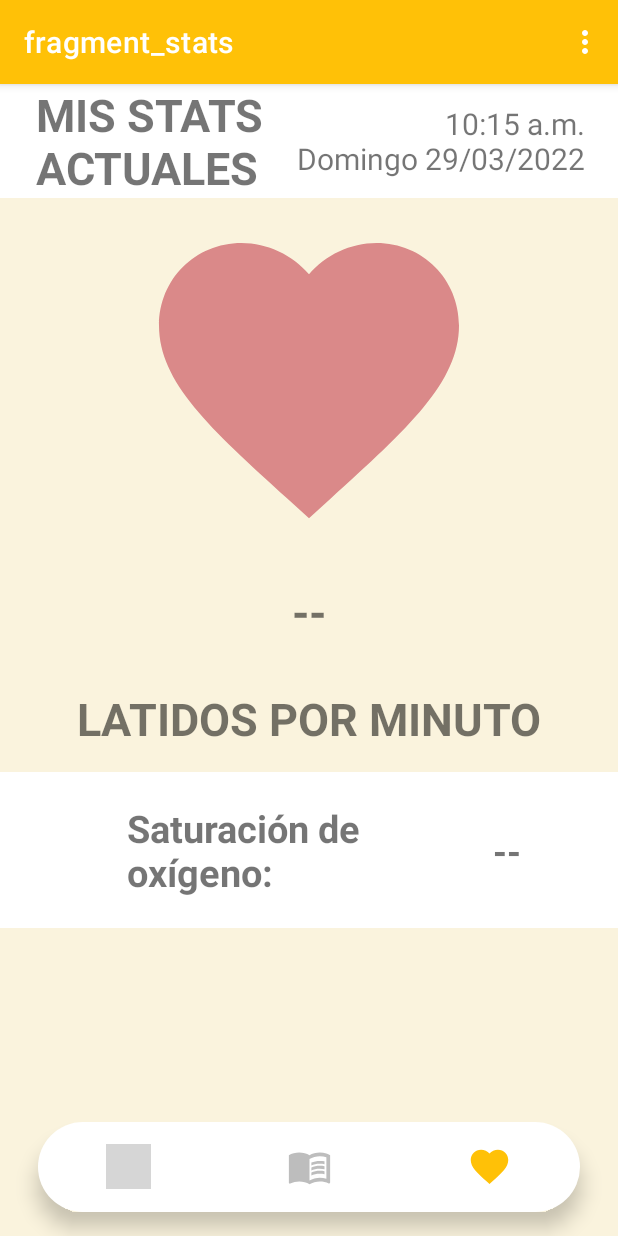
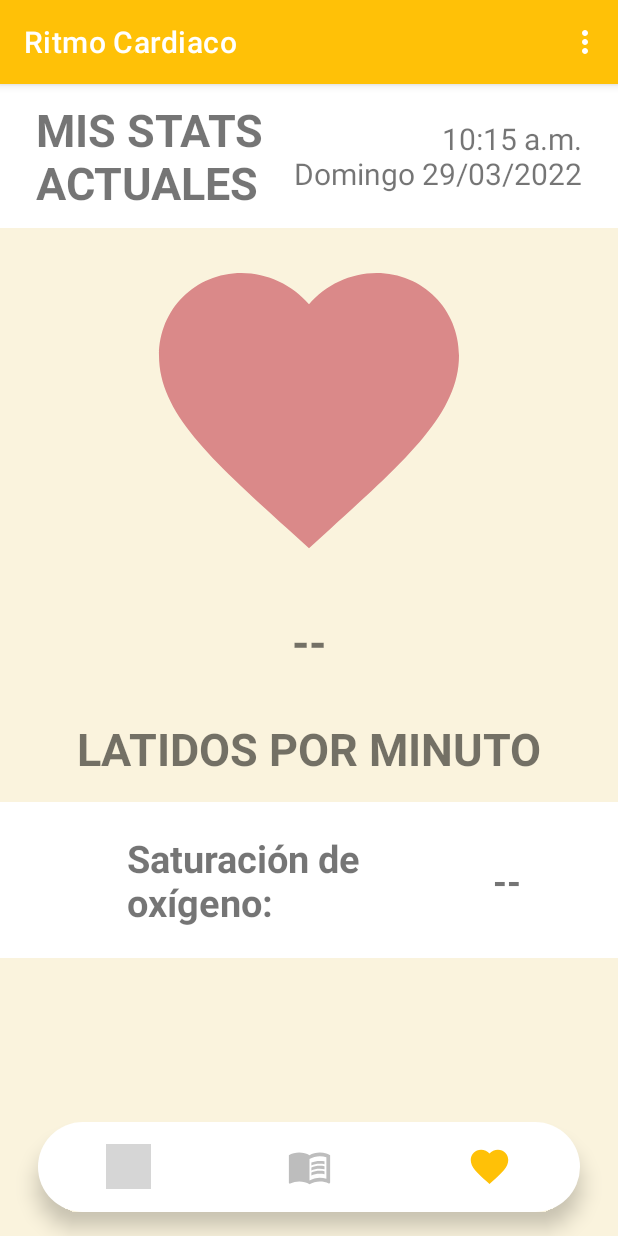
Before and after one commit to proyectowecare/TP2-WECARE, an Android app: the StatsFragment screen opened through its navigation route, on a phone screen of 412 x 824 dp. Run offline under Robolectric (Android 15) with nearby library versions, the phone set to English and light mode, and no system bars; our stand-ins replace navigation-ui; 2 statements that could not run were skipped; grey boxes are pictures that could not be loaded.

Commit message:
Mejoras en la interfaz

```diff
--- a/app/src/main/java/com/example/wecareapp/MainActivity.kt
+++ b/app/src/main/java/com/example/wecareapp/MainActivity.kt
@@ -32,20 +32,9 @@ class MainActivity : AppCompatActivity() {
         initViewModel()
         val registro=findViewById<Button>(R.id.bt_signup)
         val login=findViewById<Button>(R.id.bt_login)
-        //val login2=findViewById<Button>(R.id.bt_login)
-        //val login3=findViewById<Button>(R.id.bt_login)
         val sharedPref = this?.getSharedPreferences(
             getString(R.string.preference_file_key), Context.MODE_PRIVATE)
         login.setOnClickListener(){
-            /*PERMITIENDO ACCESO DIRECTO TEMPORAL*/
-            /*val intent=Intent(this,SelectorActivity::class.java)
-            startActivity(intent)*/
-            /*if(createLogUser(this)){
-                val intent = Intent(this, SelectRolActivity::class.java).apply {
-                    //putExtra("Username",user.name)
-                }
-                startActivity(intent)
-            }*/
            createLogUser()
         }
 
--- a/app/src/main/java/com/example/wecareapp/SelectRolActivity.kt
+++ b/app/src/main/java/com/example/wecareapp/SelectRolActivity.kt
@@ -14,6 +14,7 @@ class SelectRolActivity : AppCompatActivity(), AdapterView.OnItemClickListener {
 
 
     override fun onCreate(savedInstanceState: Bundle?) {
+
         super.onCreate(savedInstanceState)
         setContentView(R.layout.activity_select_rol)
 
--- a/app/src/main/java/com/example/wecareapp/SelectorActivity.kt
+++ b/app/src/main/java/com/example/wecareapp/SelectorActivity.kt
@@ -5,6 +5,7 @@ import androidx.appcompat.app.AppCompatActivity
 import android.os.Bundle
 import android.view.Menu
 import android.view.MenuItem
+import android.view.View
 import android.widget.AutoCompleteTextView
 import android.widget.ImageButton
 import android.widget.TextView
@@ -36,6 +37,7 @@ class SelectorActivity : AppCompatActivity() {
         val navController = navHostFragment.navController
 
         setupActionBarWithNavController(navController,appBarConfiguration)
+        actionBar?.title="Hogar"
         // Sincronizacion del navController con nuesto bottom navigation
         bottomNavigationView.setupWithNavController(navController)
 
@@ -47,6 +49,7 @@ class SelectorActivity : AppCompatActivity() {
         val bundle = intent.extras
         val nomPat = bundle?.getString("namePatient")
         val textView: TextView = findViewById<TextView>(R.id.textView6)
+
         textView.text = "Buenos días\n${nomPat}"
         return super.onCreateOptionsMenu(menu)
     }
@@ -96,5 +99,12 @@ class SelectorActivity : AppCompatActivity() {
         return super.onOptionsItemSelected(item)
     }
 
-
+    // TODO: ASIGNAR LOS IMAGEBUTTON
+    fun goToMisEmociones(view:View)
+    {
+        val intent = Intent(this,  R.id.feelingFragment2::class.java).apply {
+            //putExtra("Username",user.name)
+        }
+        startActivity(intent)
+    }
 }
--- a/app/src/main/res/layout/fragment_home.xml
+++ b/app/src/main/res/layout/fragment_home.xml
@@ -148,6 +148,7 @@
                         android:id="@+id/textView16"
                         android:layout_width="wrap_content"
                         android:layout_height="wrap_content"
+                        android:layout_marginStart="5dp"
                         android:text="ME SIENTO "
                         android:textSize="30dp"
                         android:textStyle="bold"
@@ -160,6 +161,7 @@
                         android:id="@+id/ib_addevent"
                         android:layout_width="wrap_content"
                         android:layout_height="wrap_content"
+                        android:layout_marginEnd="10dp"
                         android:background="#00000000"
                         android:foregroundGravity="right"
                         app:layout_constraintEnd_toEndOf="parent"
@@ -172,6 +174,8 @@
                         android:id="@+id/textView17"
                         android:layout_width="wrap_content"
                         android:layout_height="wrap_content"
+                        android:layout_marginStart="10dp"
+                        android:layout_marginEnd="10dp"
                         android:text="BIEN"
                         android:textColor="#03A9F4"
                         android:textSize="30dp"
@@ -238,6 +242,7 @@
                                     android:layout_height="wrap_content"
                                     android:layout_gravity="center"
                                     android:background="#00000000"
+                                    android:contentDescription="@string/mis_emociones"
                                     android:foregroundGravity="center"
                                     android:gravity="center_horizontal"
                                     android:scaleType="center"
@@ -285,6 +290,7 @@
                                     android:layout_height="wrap_content"
                                     android:layout_gravity="center"
                                     android:background="#00000000"
+                                    android:contentDescription="@string/mis_stats"
                                     android:foregroundGravity="center"
                                     android:gravity="center"
                                     android:scaleType="center"
@@ -355,6 +361,7 @@
                                             android:layout_width="wrap_content"
                                             android:layout_height="wrap_content"
                                             android:background="#00000000"
+                                            android:contentDescription="@string/relajacion"
                                             android:gravity="center"
                                             android:src="@drawable/ic_baseline_music_note_24"
                                             android:tint="#ffc107 "
@@ -399,6 +406,7 @@
                                             android:layout_width="wrap_content"
                                             android:layout_height="wrap_content"
                                             android:background="#00000000"
+                                            android:contentDescription="@string/mi_especialista"
                                             android:gravity="center"
                                             android:scaleType="center"
                                             android:src="@drawable/ic_baseline_account_perfil_24"
--- a/app/src/main/res/layout/fragment_stats.xml
+++ b/app/src/main/res/layout/fragment_stats.xml
@@ -20,39 +20,43 @@
             android:background="#FFFFFF"
             android:orientation="horizontal">
 
-            <Space
-                android:layout_width="24dp"
-                android:layout_height="wrap_content" />
+            <androidx.constraintlayout.widget.ConstraintLayout
+                android:layout_width="match_parent"
+                android:layout_height="match_parent">
 
                 <TextView
                     android:id="@+id/textView6"
                     android:layout_width="wrap_content"
                     android:layout_height="wrap_content"
                     android:layout_gravity="center_horizontal"
+                    android:layout_marginStart="24dp"
+                    android:layout_marginTop="10dp"
+                    android:layout_marginBottom="10dp"
                     android:foregroundGravity="left"
                     android:gravity="center|left"
                     android:text="MIS STATS\nACTUALES"
                     android:textSize="30dp"
-                android:textStyle="bold" />
-
-            <Space
-                android:layout_width="24dp"
-                android:layout_height="wrap_content"
-                android:layout_weight="1" />
+                    android:textStyle="bold"
+                    app:layout_constraintBottom_toBottomOf="parent"
+                    app:layout_constraintStart_toStartOf="parent"
+                    app:layout_constraintTop_toTopOf="parent" />
 
                 <TextView
                     android:id="@+id/textView8"
                     android:layout_width="wrap_content"
                     android:layout_height="match_parent"
+                    android:layout_marginTop="10dp"
+                    android:layout_marginEnd="24dp"
+                    android:layout_marginBottom="10dp"
                     android:foregroundGravity="right"
                     android:gravity="center|right"
                     android:text="10:15 a.m.\nDomingo 29/03/2022"
-                android:textSize="20dp" />
+                    android:textSize="20dp"
+                    app:layout_constraintBottom_toBottomOf="parent"
+                    app:layout_constraintEnd_toEndOf="parent"
+                    app:layout_constraintTop_toTopOf="parent" />
 
-            <Space
-                android:layout_width="24dp"
-                android:layout_height="wrap_content"
-                android:layout_weight="1" />
+            </androidx.constraintlayout.widget.ConstraintLayout>
 
         </LinearLayout>
 
--- a/app/src/main/res/navigation/nav_graph.xml
+++ b/app/src/main/res/navigation/nav_graph.xml
@@ -9,35 +9,35 @@
     <fragment
         android:id="@+id/homeFragment"
         android:name="com.example.wecareapp.HomeFragment"
-        android:label="fragment_home"
+        android:label="Hogar"
         tools:layout="@layout/fragment_home" />
     <fragment
         android:id="@+id/feelingFragment2"
         android:name="com.example.wecareapp.FeelingFragment"
-        android:label="fragment_feeling2"
+        android:label="Mis Emociones"
         tools:layout="@layout/fragment_feeling2" />
     <fragment
         android:id="@+id/statsFragment"
         android:name="com.example.wecareapp.StatsFragment"
-        android:label="fragment_stats"
+        android:label="Ritmo Cardiaco"
         tools:layout="@layout/fragment_stats" />
 
     <fragment
         android:id="@+id/ButtonBreathActivity"
         android:name="com.example.wecareapp.StadisticsFragment"
-        android:label="fragment_stadistics"
+        android:label="Relajación"
         tools:layout="@layout/activity_button_breath" />
 
     <fragment
         android:id="@+id/MediaPlayerActivity"
         android:name="com.example.wecareapp.StadisticsFragment"
-        android:label="fragment_stadistics"
+        android:label="Música"
         tools:layout="@layout/activity_media_player" />
 
     <fragment
         android:id="@+id/RelaxSelectorActivity"
         android:name="com.example.wecareapp.StadisticsFragment"
-        android:label="fragment_stadistics"
+        android:label="Opciones"
         tools:layout="@layout/activity_relax_selector" />
 
 
--- a/app/src/main/res/values/strings.xml
+++ b/app/src/main/res/values/strings.xml
@@ -10,6 +10,12 @@
     <string name="nav_header_desc">Navigation header</string>
     <string name="action_settings">Settings</string>
     <string name="menu_home">Home</string>
+
+    <!-- TODO:IMAGE BUTTON -->
+    <string name="mis_emociones">ImageButton</string>
+    <string name="mis_stats">ImageButton</string>
+    <string name="mi_especialista">ImageButton</string>
+    <string name="relajacion">ImageButton</string>
 
     <string name="menu_gallery">Gallery</string>
     <string name="menu_slideshow">Slideshow</string>
```
Lines whose indentation alone changed are shown as unchanged.
